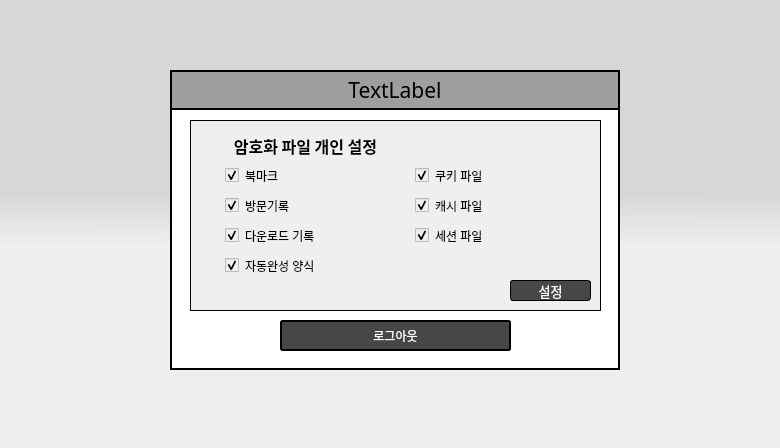
First picture: the form in runGUI.ui, repository dign1120/graduationProject, before the edit.
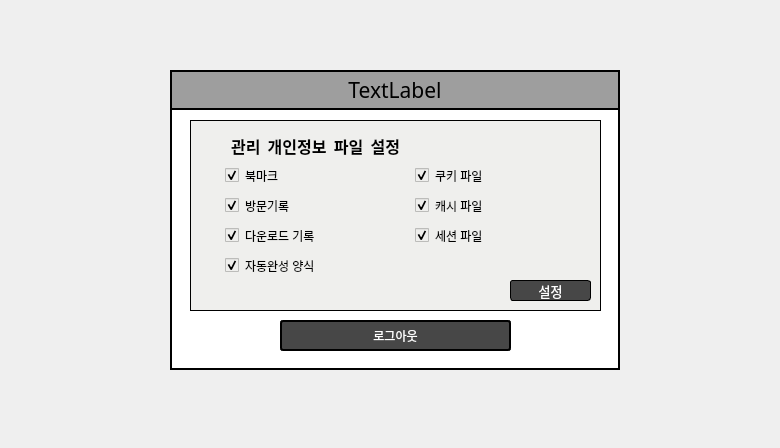
Second picture: the form after the edit.

```diff
--- a/runGUI.ui
+++ b/runGUI.ui
@@ -13,9 +13,6 @@
   <property name="windowTitle">
    <string>PIM AGENT</string>
   </property>
-  <property name="styleSheet">
-   <string notr="true">background-color:qlineargradient(spread:pad, x1:0.5, y1:0.432, x2:0.499682, y2:0.551, stop:0 rgba(215, 215, 215, 255), stop:1 rgba(239, 239, 237, 255))</string>
-  </property>
   <widget class="QFrame" name="frame">
    <property name="geometry">
     <rect>
@@ -622,9 +619,9 @@
    <widget class="QLabel" name="userSettingsLabel">
     <property name="geometry">
      <rect>
-      <x>50</x>
+      <x>40</x>
       <y>60</y>
-      <width>171</width>
+      <width>211</width>
       <height>31</height>
      </rect>
     </property>
@@ -641,7 +638,7 @@
 border: 5px solid #EFEFED;</string>
     </property>
     <property name="text">
-     <string>암호화 파일 개인 설정</string>
+     <string>관리  개인정보  파일  설정</string>
     </property>
     <property name="alignment">
      <set>Qt::AlignCenter</set>
```
